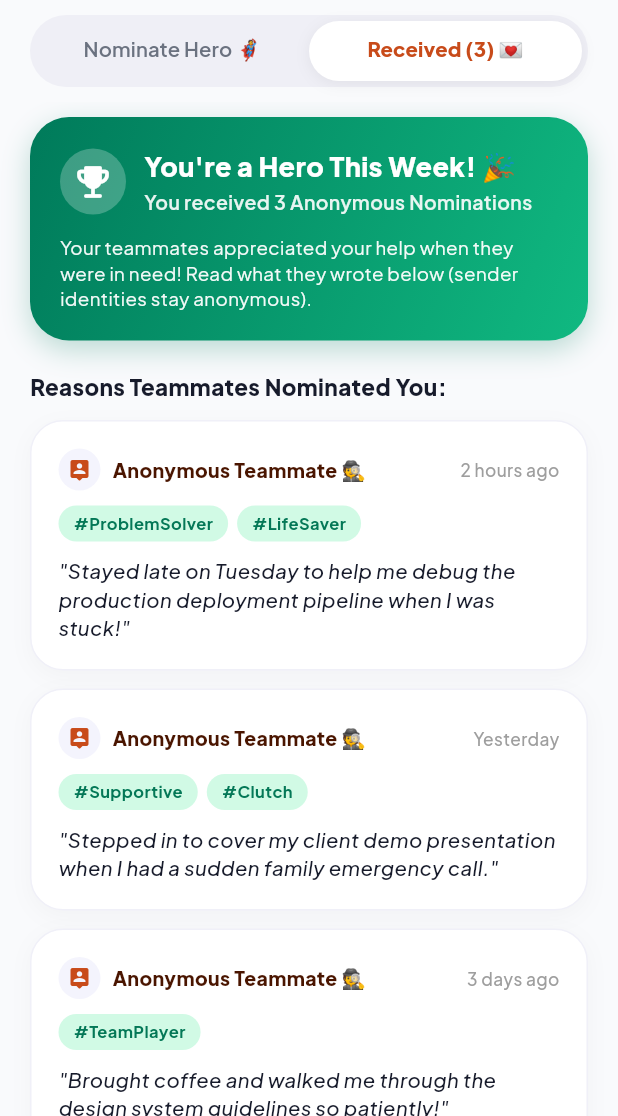
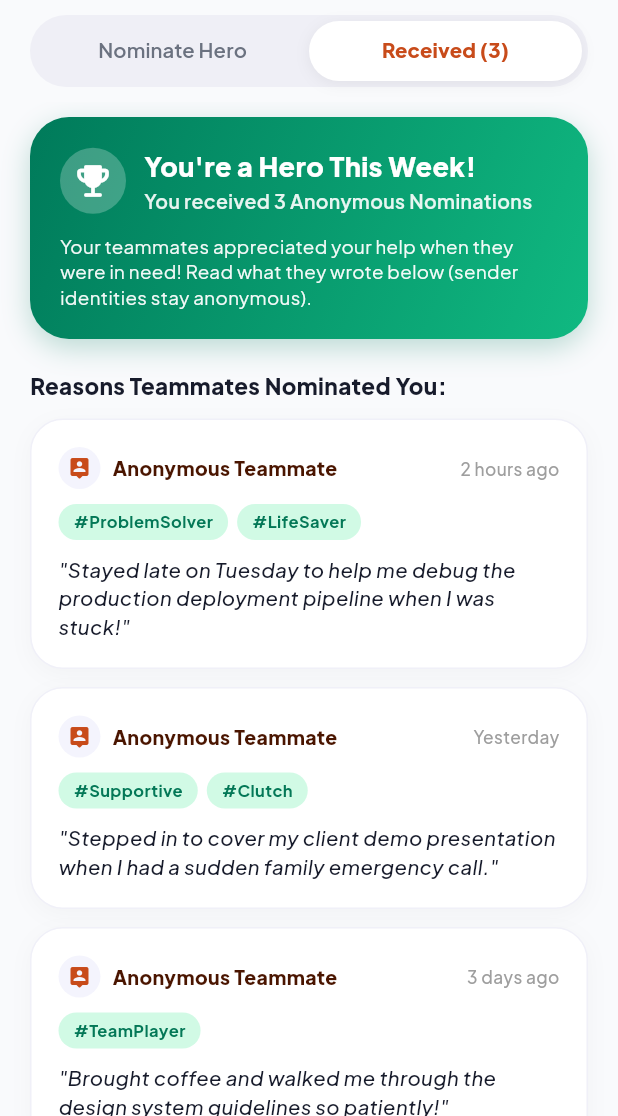
Before and after one commit to JustRamm/Happy-Desk, a Flutter app: the HeroScreen screen opened directly, tab 2 chosen, on a phone screen of 412 x 824 dp, the part 120-1236 px from its top. Run offline on Flutter 3.47's test engine with Material 3 defaults, Android fonts, the phone set to English and light mode, and no system bars; our stand-ins replace google_fonts.

Commit message:
style: remove all emojis from UI strings and codebase

```diff
--- a/lib/screens/hero_screen.dart
+++ b/lib/screens/hero_screen.dart
@@ -75,7 +75,7 @@ class _HeroScreenState extends State<HeroScreen> with SingleTickerProviderStateM
     if (_hasNominatedThisWeek) {
       ScaffoldMessenger.of(context).showSnackBar(
         const SnackBar(
-          content: Text('⚡ You have already submitted your 1 nomination for this week!'),
+          content: Text('You have already submitted your 1 nomination for this week!'),
           backgroundColor: AppTheme.primaryRust,
         ),
       );
@@ -109,7 +109,7 @@ class _HeroScreenState extends State<HeroScreen> with SingleTickerProviderStateM
 
     ScaffoldMessenger.of(context).showSnackBar(
       SnackBar(
-        content: Text('🔒 Anonymous Hero nomination sent to $nominee! (+5 Team Points)'),
+        content: Text('Anonymous Hero nomination sent to $nominee! (+5 Team Points)'),
         backgroundColor: const Color(0xFF007A5A),
         duration: const Duration(seconds: 4),
       ),
@@ -191,8 +191,8 @@ class _HeroScreenState extends State<HeroScreen> with SingleTickerProviderStateM
                       indicatorSize: TabBarIndicatorSize.tab,
                       dividerColor: Colors.transparent,
                       tabs: [
-                        const Tab(text: 'Nominate Hero 🦸'),
-                        Tab(text: 'Received (${_receivedNominations.length}) 💌'),
+                        const Tab(text: 'Nominate Hero'),
+                        Tab(text: 'Received (${_receivedNominations.length})'),
                       ],
                     ),
                   ),
@@ -480,7 +480,7 @@ class _HeroScreenState extends State<HeroScreen> with SingleTickerProviderStateM
                         const Icon(Icons.lock_outline_rounded, size: 18, color: Colors.white),
                         const SizedBox(width: 8),
                         Text(
-                          _hasNominatedThisWeek ? 'Already Nominated This Week' : 'Nominate Anonymously 🦸',
+                          _hasNominatedThisWeek ? 'Already Nominated This Week' : 'Nominate Anonymously',
                           style: GoogleFonts.plusJakartaSans(
                             fontSize: 15.5,
                             fontWeight: FontWeight.w800,
@@ -573,7 +573,7 @@ class _HeroScreenState extends State<HeroScreen> with SingleTickerProviderStateM
                         crossAxisAlignment: CrossAxisAlignment.start,
                         children: [
                           Text(
-                            'You\'re a Hero This Week! 🎉',
+                            'You\'re a Hero This Week!',
                             style: GoogleFonts.plusJakartaSans(
                               fontSize: 18,
                               fontWeight: FontWeight.w800,
@@ -660,7 +660,7 @@ class _HeroScreenState extends State<HeroScreen> with SingleTickerProviderStateM
                             ),
                             const SizedBox(width: 8),
                             Text(
-                              'Anonymous Teammate 🕵️',
+                              'Anonymous Teammate',
                               style: GoogleFonts.plusJakartaSans(
                                 fontSize: 13,
                                 fontWeight: FontWeight.w800,
--- a/lib/screens/notifications_screen.dart
+++ b/lib/screens/notifications_screen.dart
@@ -86,7 +86,7 @@ class NotificationsScreen extends StatelessWidget {
 
               const SizedBox(height: 24),
 
-              // Section 1: 🟠 NEW
+              // Section 1: NEW
               Row(
                 children: [
                   Container(
@@ -185,7 +185,7 @@ class NotificationsScreen extends StatelessWidget {
                           borderRadius: BorderRadius.circular(14),
                         ),
                         child: Text(
-                          '🎉 Celebrate',
+                          'Celebrate',
                           style: GoogleFonts.plusJakartaSans(
                             fontSize: 12,
                             fontWeight: FontWeight.w700,
--- a/lib/screens/profile_screen.dart
+++ b/lib/screens/profile_screen.dart
@@ -19,7 +19,7 @@ class _ProfileScreenState extends State<ProfileScreen> {
     ScaffoldMessenger.of(context).showSnackBar(
       SnackBar(
         content: Text(
-          _isClockedIn ? '⚡ Shift resumed! Running shift timer.' : '👋 Clocked out of shift!',
+          _isClockedIn ? 'Shift resumed! Running shift timer.' : 'Clocked out of shift!',
         ),
         backgroundColor: AppTheme.primaryRust,
       ),
@@ -93,8 +93,6 @@ class _ProfileScreenState extends State<ProfileScreen> {
                       color: AppTheme.titleDark,
                     ),
                   ),
-                  const SizedBox(width: 6),
-                  const Text('👋', style: TextStyle(fontSize: 22)),
                 ],
               ),
               const SizedBox(height: 4),
```
Also changed, not shown: lib/screens/home_screen.dart (+6 -6 lines), lib/screens/jar_screen.dart (+4 -4 lines).
